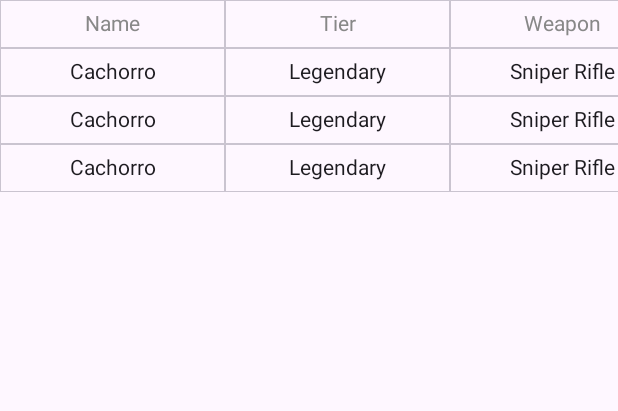
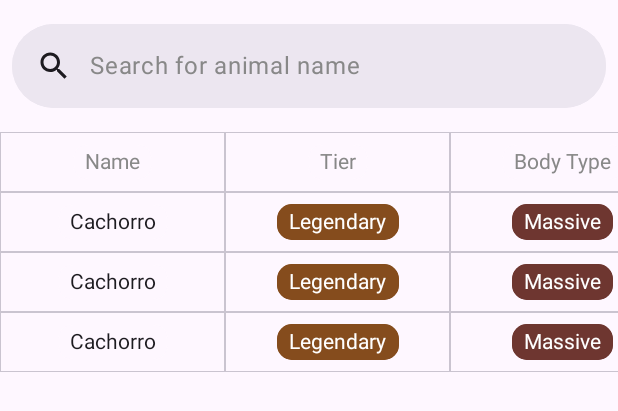
Before and after one commit to leomarques/wildlife, an Android app built with Jetpack Compose: the @Preview function AnimalsLayoutPreview, on a phone screen of 412 x 824 dp. Shown: the top 411 px of the screen. Run offline under Robolectric (Android 15) with nearby library versions, the phone set to English and light mode, and no system bars.

Commit message:
style: add colored boxes and search bar

```diff
--- a/app/build.gradle.kts
+++ b/app/build.gradle.kts
@@ -54,7 +54,7 @@ dependencies {
     implementation(project(mapOf("path" to ":domain")))
 
     implementation(platform("androidx.compose:compose-bom:2023.03.00"))
-    implementation("androidx.compose.material3:material3")
+    implementation("androidx.compose.material3:material3:1.2.0-alpha07")
     implementation("androidx.activity:activity-compose:1.7.2")
     implementation("androidx.compose.ui:ui-tooling-preview")
     debugImplementation("androidx.compose.ui:ui-tooling")
--- a/app/src/main/java/lmm/wildlife/ui/animals/AnimalItem.kt
+++ /dev/null
@@ -1,47 +0,0 @@
-package lmm.wildlife.ui.animals
-
-import androidx.compose.foundation.background
-import androidx.compose.foundation.layout.Column
-import androidx.compose.foundation.layout.Row
-import androidx.compose.material3.MaterialTheme
-import androidx.compose.runtime.Composable
-import androidx.compose.ui.Modifier
-import androidx.compose.ui.tooling.preview.Preview
-import lmm.domain.model.Animal
-
-@Composable
-fun AnimalItem(animal: Animal) {
-    Column(
-        Modifier
-            .background(MaterialTheme.colorScheme.background)
-    ) {
-        Row {
-            PropertyCell(animal.name)
-            PropertyCell(animal.tier)
-            PropertyCell(animal.weapon)
-            PropertyCell(animal.trapper.toString())
-            PropertyCell(animal.camp.toString())
-            PropertyCell(animal.appelation)
-            PropertyCell(animal.bodyType)
-        }
-    }
-}
-
-@Preview
-@Composable
-fun AnimalItemPreview() {
-    AnimalItem(
-        animal = Animal(
-            name = "Cachorro",
-            appelation = "Tatanka",
-            tier = "Legendary",
-            bodyType = "Massive",
-            weapon = "Sniper Rifle",
-            trapper = 1,
-            camp = 0,
-            total = 1,
-            have = 0,
-            need = 1
-        )
-    )
-}
--- a/app/src/main/java/lmm/wildlife/ui/animals/AnimalsLayout.kt
+++ b/app/src/main/java/lmm/wildlife/ui/animals/AnimalsLayout.kt
@@ -1,5 +1,6 @@
 package lmm.wildlife.ui.animals
 
+import androidx.compose.foundation.background
 import androidx.compose.foundation.horizontalScroll
 import androidx.compose.foundation.layout.Column
 import androidx.compose.foundation.layout.Row
@@ -8,24 +9,41 @@ import androidx.compose.foundation.lazy.LazyColumn
 import androidx.compose.foundation.lazy.items
 import androidx.compose.foundation.rememberScrollState
 import androidx.compose.material3.MaterialTheme
-import androidx.compose.material3.Surface
 import androidx.compose.runtime.Composable
+import androidx.compose.runtime.mutableStateOf
+import androidx.compose.runtime.remember
 import androidx.compose.ui.Modifier
 import androidx.compose.ui.tooling.preview.Preview
 import lmm.domain.model.Animal
+import lmm.wildlife.ui.animals.components.AnimalItem
+import lmm.wildlife.ui.animals.components.Header
+import lmm.wildlife.ui.animals.components.MySearchBar
 
 @Composable
 fun AnimalsLayout(animalsList: List<Animal>) {
-    Surface(
-        modifier = Modifier.fillMaxSize(),
-        color = MaterialTheme.colorScheme.background
+    Column(
+        modifier = Modifier
+            .fillMaxSize()
+            .background(MaterialTheme.colorScheme.background)
     ) {
+        val filter = remember {
+            mutableStateOf("")
+        }
+
+        MySearchBar(
+            onSearch = { text ->
+                filter.value = text
+            }
+        )
+
         Row(Modifier.horizontalScroll(rememberScrollState())) {
             Column {
                 Header()
 
                 LazyColumn {
-                    items(animalsList) { animal ->
+                    items(animalsList.filter { animal ->
+                        animal.name.lowercase().startsWith(filter.value.lowercase())
+                    }) { animal ->
                         AnimalItem(animal)
                     }
                 }
--- a/app/src/main/java/lmm/wildlife/ui/animals/PropertyCell.kt
+++ /dev/null
@@ -1,50 +0,0 @@
-package lmm.wildlife.ui.animals
-
-import androidx.compose.foundation.BorderStroke
-import androidx.compose.foundation.background
-import androidx.compose.foundation.border
-import androidx.compose.foundation.layout.Box
-import androidx.compose.foundation.layout.padding
-import androidx.compose.foundation.layout.requiredWidth
-import androidx.compose.material3.DividerDefaults
-import androidx.compose.material3.MaterialTheme
-import androidx.compose.material3.Text
-import androidx.compose.runtime.Composable
-import androidx.compose.ui.Alignment
-import androidx.compose.ui.Modifier
-import androidx.compose.ui.graphics.Color
-import androidx.compose.ui.tooling.preview.Preview
-import androidx.compose.ui.unit.Dp
-import lmm.wildlife.ui.theme.SpaceSize
-
-@Composable
-fun PropertyCell(
-    text: String,
-    color: Color = MaterialTheme.colorScheme.onSurface
-) {
-    Box(
-        modifier = Modifier
-            .requiredWidth(SpaceSize.CellSpaceSize)
-            .background(MaterialTheme.colorScheme.surface)
-            .border(
-                BorderStroke(
-                    width = Dp.Hairline,
-                    color = DividerDefaults.color
-                )
-            ),
-        contentAlignment = Alignment.Center
-    ) {
-        Text(
-            modifier = Modifier.padding(vertical = SpaceSize.SmallSpaceSize),
-            text = text,
-            maxLines = 1,
-            color = color
-        )
-    }
-}
-
-@Preview
-@Composable
-fun PropertyCellPreview() {
-    PropertyCell(text = "Cell")
-}
--- /dev/null
+++ b/app/src/main/java/lmm/wildlife/ui/animals/components/AnimalItem.kt
@@ -0,0 +1,113 @@
+package lmm.wildlife.ui.animals.components
+
+import androidx.compose.foundation.background
+import androidx.compose.foundation.layout.Column
+import androidx.compose.foundation.layout.Row
+import androidx.compose.material3.MaterialTheme
+import androidx.compose.runtime.Composable
+import androidx.compose.ui.Modifier
+import androidx.compose.ui.graphics.Color
+import androidx.compose.ui.tooling.preview.Preview
+import lmm.domain.model.Animal
+import lmm.wildlife.ui.theme.DarkBlue
+import lmm.wildlife.ui.theme.DarkGreen
+import lmm.wildlife.ui.theme.DarkOrange
+import lmm.wildlife.ui.theme.DarkPurple
+import lmm.wildlife.ui.theme.DarkRed
+import lmm.wildlife.ui.theme.DarkYellow
+
+@Composable
+fun AnimalItem(animal: Animal) {
+    Column(
+        Modifier
+            .background(MaterialTheme.colorScheme.background)
+    ) {
+        Row {
+            PropertyCell(animal.name)
+            PropertyCell(
+                text = animal.tier,
+                textColor = Color.White,
+                textBoxColor = getTierColor(animal.tier)
+            )
+            PropertyCell(
+                animal.bodyType,
+                textColor = Color.White,
+                textBoxColor = getBodyTypeColor(animal.bodyType)
+            )
+            PropertyCell(
+                text = animal.weapon,
+                textColor = Color.White,
+                textBoxColor = getWeaponColor(animal.weapon)
+            )
+            PropertyCell(animal.trapper.toString())
+            PropertyCell(animal.camp.toString())
+            PropertyCell(
+                animal.appelation,
+                textColor = Color.White,
+                textBoxColor = getAppelationColor(animal.appelation)
+            )
+        }
+    }
+}
+
+fun getTierColor(tier: String): Color? {
+    return when (tier) {
+        "Legendary" -> DarkOrange
+        "Perfect" -> DarkGreen
+        "Feather" -> DarkBlue
+        "Antler" -> DarkPurple
+        "Carcass" -> DarkYellow
+        else -> null
+    }
+}
+
+fun getWeaponColor(weapon: String): Color? {
+    return when (weapon) {
+        "Sniper Rifle" -> DarkPurple
+        "Regular Rifle" -> DarkGreen
+        "Varmint Rifle" -> DarkBlue
+        "Repeater" -> DarkRed
+        "Game Arrow" -> DarkOrange
+        else -> null
+    }
+}
+
+fun getAppelationColor(appelation: String): Color? {
+    return when (appelation) {
+        "Black" -> DarkRed
+        "Tatanka" -> DarkGreen
+        "White" -> DarkBlue
+        "Collared" -> DarkPurple
+        else -> null
+    }
+}
+
+fun getBodyTypeColor(bodyType: String): Color? {
+    return when (bodyType) {
+        "Massive" -> DarkRed
+        "Large" -> DarkOrange
+        "Moderate" -> DarkPurple
+        "Medium" -> DarkBlue
+        "Small" -> DarkGreen
+        else -> null
+    }
+}
+
+@Preview
+@Composable
+fun AnimalItemPreview() {
+    AnimalItem(
+        animal = Animal(
+            name = "Cachorro",
+            appelation = "Tatanka",
+            tier = "Legendary",
+            bodyType = "Massive",
+            weapon = "Sniper Rifle",
+            trapper = 1,
+            camp = 0,
+            total = 1,
+            have = 0,
+            need = 1
+        )
+    )
+}
--- a/app/src/main/java/lmm/wildlife/ui/animals/Header.kt
+++ b/app/src/main/java/lmm/wildlife/ui/animals/components/Header.kt
@@ -1,4 +1,4 @@
-package lmm.wildlife.ui.animals
+package lmm.wildlife.ui.animals.components
 
 import androidx.compose.foundation.layout.Row
 import androidx.compose.runtime.Composable
@@ -11,11 +11,11 @@ fun Header() {
     Row {
         PropertyHeader(stringResource(R.string.name))
         PropertyHeader(stringResource(R.string.tier))
+        PropertyHeader(stringResource(R.string.body_type))
         PropertyHeader(stringResource(R.string.weapon))
         PropertyHeader(stringResource(R.string.trapper))
         PropertyHeader(stringResource(R.string.camp))
         PropertyHeader(stringResource(R.string.appelation))
-        PropertyHeader(stringResource(R.string.body_type))
     }
 }
 
@@ -23,6 +23,6 @@ fun Header() {
 private fun PropertyHeader(text: String) {
     PropertyCell(
         text = text,
-        color = Color.Gray
+        textColor = Color.Gray
     )
 }
--- /dev/null
+++ b/app/src/main/java/lmm/wildlife/ui/animals/components/MySearchBar.kt
@@ -0,0 +1,55 @@
+package lmm.wildlife.ui.animals.components
+
+import androidx.compose.foundation.layout.Box
+import androidx.compose.foundation.layout.fillMaxWidth
+import androidx.compose.foundation.layout.padding
+import androidx.compose.material.icons.Icons
+import androidx.compose.material.icons.filled.Search
+import androidx.compose.material3.ExperimentalMaterial3Api
+import androidx.compose.material3.Icon
+import androidx.compose.material3.SearchBar
+import androidx.compose.material3.Text
+import androidx.compose.runtime.Composable
+import androidx.compose.runtime.getValue
+import androidx.compose.runtime.mutableStateOf
+import androidx.compose.runtime.saveable.rememberSaveable
+import androidx.compose.runtime.setValue
+import androidx.compose.ui.Alignment
+import androidx.compose.ui.Modifier
+import androidx.compose.ui.graphics.Color
+import androidx.compose.ui.tooling.preview.Preview
+import lmm.wildlife.ui.theme.SpaceSize
+
+@OptIn(ExperimentalMaterial3Api::class)
+@Composable
+fun MySearchBar(
+    onSearch: (String) -> Unit
+) {
+    var text by rememberSaveable { mutableStateOf("") }
+
+    Box {
+        SearchBar(
+            modifier = Modifier
+                .fillMaxWidth()
+                .align(Alignment.TopCenter)
+                .padding(SpaceSize.SmallSpaceSize)
+                .padding(bottom = SpaceSize.SmallSpaceSize),
+            query = text,
+            onQueryChange = {
+                text = it
+                onSearch(it)
+            },
+            onSearch = onSearch,
+            active = false,
+            onActiveChange = {},
+            placeholder = { Text("Search for animal name", color = Color.Gray) },
+            leadingIcon = { Icon(Icons.Default.Search, contentDescription = null) },
+        ) {}
+    }
+}
+
+@Preview
+@Composable
+fun MySearchBarPreview() {
+    MySearchBar {}
+}
--- /dev/null
+++ b/app/src/main/java/lmm/wildlife/ui/animals/components/PropertyCell.kt
@@ -0,0 +1,67 @@
+package lmm.wildlife.ui.animals.components
+
+import androidx.compose.foundation.background
+import androidx.compose.foundation.border
+import androidx.compose.foundation.layout.Box
+import androidx.compose.foundation.layout.padding
+import androidx.compose.foundation.layout.requiredWidth
+import androidx.compose.foundation.shape.RoundedCornerShape
+import androidx.compose.material3.DividerDefaults
+import androidx.compose.material3.MaterialTheme
+import androidx.compose.material3.Text
+import androidx.compose.runtime.Composable
+import androidx.compose.ui.Alignment
+import androidx.compose.ui.Modifier
+import androidx.compose.ui.draw.clip
+import androidx.compose.ui.graphics.Color
+import androidx.compose.ui.tooling.preview.Preview
+import androidx.compose.ui.unit.Dp
+import androidx.compose.ui.unit.dp
+import lmm.wildlife.ui.theme.SpaceSize
+
+@Composable
+fun PropertyCell(
+    text: String,
+    textColor: Color = MaterialTheme.colorScheme.onSurface,
+    textBoxColor: Color? = null
+) {
+    Box(
+        modifier = Modifier
+            .requiredWidth(SpaceSize.CellSpaceSize)
+            .background(MaterialTheme.colorScheme.surface)
+            .border(
+                width = Dp.Hairline,
+                color = DividerDefaults.color
+            ),
+        contentAlignment = Alignment.Center
+    ) {
+        Box(
+            modifier = Modifier
+                .padding(SpaceSize.SmallSpaceSize)
+                .clip(shape = RoundedCornerShape(10.dp))
+                .border(
+                    width = Dp.Hairline,
+                    color = textBoxColor ?: MaterialTheme.colorScheme.surface,
+                    shape = RoundedCornerShape(10.dp)
+                )
+                .background(textBoxColor ?: MaterialTheme.colorScheme.surface)
+        ) {
+            Text(
+                modifier = Modifier
+                    .padding(
+                        vertical = SpaceSize.XSmallSpaceSize,
+                        horizontal = SpaceSize.SmallSpaceSize
+                    ),
+                text = text,
+                maxLines = 1,
+                color = textColor
+            )
+        }
+    }
+}
+
+@Preview
+@Composable
+fun PropertyCellPreview() {
+    PropertyCell(text = "Exceptionally long")
+}
--- a/app/src/main/java/lmm/wildlife/ui/LoadingScreen.kt
+++ b/app/src/main/java/lmm/wildlife/ui/splash/LoadingScreen.kt
@@ -1,4 +1,4 @@
-package lmm.wildlife.ui
+package lmm.wildlife.ui.splash
 
 import androidx.compose.foundation.background
 import androidx.compose.foundation.layout.Box
--- a/app/src/main/java/lmm/wildlife/ui/splash/SplashScreen.kt
+++ b/app/src/main/java/lmm/wildlife/ui/splash/SplashScreen.kt
@@ -4,7 +4,6 @@ import androidx.compose.runtime.Composable
 import androidx.compose.runtime.collectAsState
 import androidx.compose.runtime.getValue
 import androidx.compose.ui.tooling.preview.Preview
-import lmm.wildlife.ui.LoadingScreen
 import org.koin.androidx.compose.koinViewModel
 
 @Composable
--- a/app/src/main/java/lmm/wildlife/ui/theme/Color.kt
+++ b/app/src/main/java/lmm/wildlife/ui/theme/Color.kt
@@ -11,3 +11,10 @@ val PurpleGrey40 = Color(0xFF625b71)
 val Pink40 = Color(0xFF7D5260)
 
 val RedDead = Color(0xFFcb0511)
+
+val DarkRed = Color(0xFF6e3630)
+val DarkBlue = Color(0xFF28456c)
+val DarkGreen = Color(0xFF2b593f)
+val DarkYellow = Color(0xFF89632a)
+val DarkOrange = Color(0xFF854c1d)
+val DarkPurple = Color(0xFF492f64)
--- a/app/src/main/java/lmm/wildlife/ui/theme/SpaceSize.kt
+++ b/app/src/main/java/lmm/wildlife/ui/theme/SpaceSize.kt
@@ -3,6 +3,7 @@ package lmm.wildlife.ui.theme
 import androidx.compose.ui.unit.dp
 
 object SpaceSize {
+    val XSmallSpaceSize = 4.dp
     val SmallSpaceSize = 8.dp
     val DefaultSpaceSize = 16.dp
     val LargeSpaceSize = 32.dp
--- a/data/src/main/assets/wildlife.csv
+++ b/data/src/main/assets/wildlife.csv
@@ -52,7 +52,7 @@ Panther,,Legendary,Large,Regular Rifle,1,0,1,0,1
 Panther,,Perfect,Large,Regular Rifle,3,1,4,0,4
 Pheasant,,Feather,,,2,0,2,0,2
 Pig,,Perfect,Medium,Repeater,1,0,1,0,1
-Pig,Collared Peccary,Perfect,Medium,Repeater,2,0,2,0,2
+Pig,Collared,Perfect,Medium,Repeater,2,0,2,0,2
 Pigeon,,Feather,,,2,0,2,0,2
 Possum,,Perfect,Moderate,Varmint Rifle,4,0,4,0,4
 Pronghorn,,Legendary,Large,Regular Rifle,1,0,1,0,1
```
Also changed, not shown: app/src/main/java/lmm/wildlife/ui/theme/Theme.kt (+3 -6 lines).
